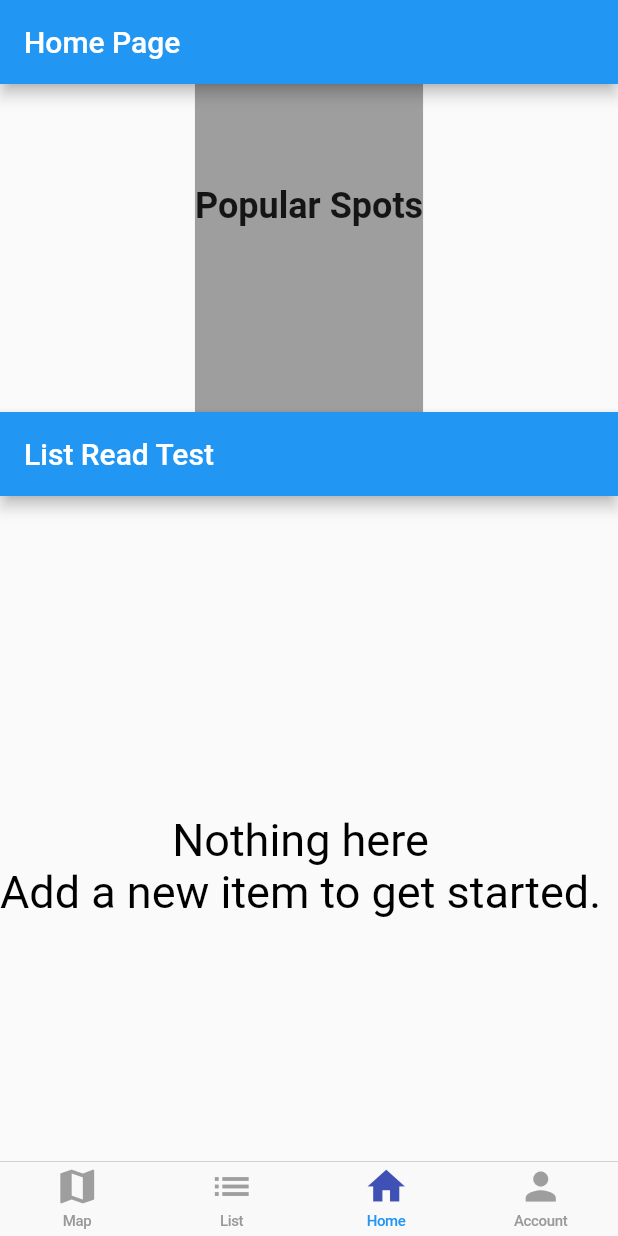
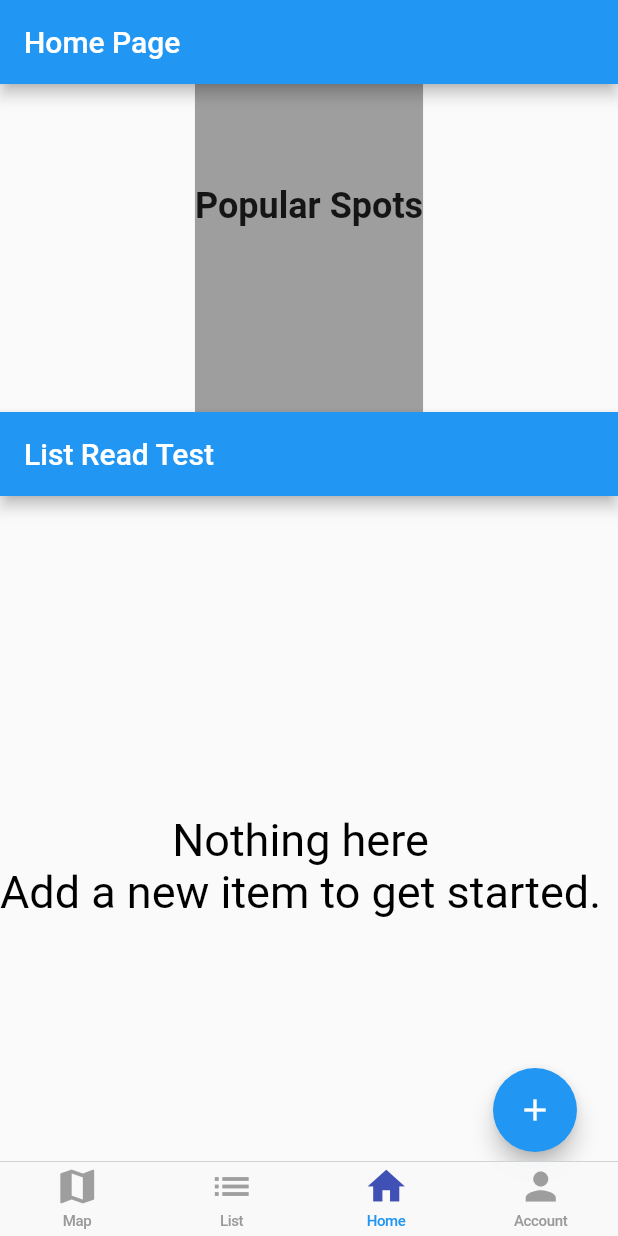
Before and after one commit to cawoolf/list_roamer, a Flutter app: the screen it shows after launch, scrolled down 56 dp, on a phone screen of 412 x 824 dp. Run offline on Flutter 3.47's test engine with Material 2 defaults, Android fonts, the phone set to English and light mode, and no system bars; our stand-ins replace cloud_firestore, firebase_core, flutter_dotenv, google_maps_flutter; missing offline and left inert: dart:html; accounts and stored records are empty; statements that could not run were skipped.

Commit message:
homepage list nav fix. Added FAB

```diff
--- a/lib/pages/home_page.dart
+++ b/lib/pages/home_page.dart
@@ -1,8 +1,11 @@
 import 'package:flutter/material.dart';
 import 'package:list_roamer/pages/list_view_page.dart';
 
+import '../model/user_list.dart';
+
 class HomePage extends StatelessWidget {
-  const HomePage({super.key});
+  const HomePage({super.key, required this.onUserListSelected});
+  final Function(UserList) onUserListSelected;
 
   @override
   Widget build(BuildContext context) {
@@ -30,7 +33,7 @@ class HomePage extends StatelessWidget {
             // Bottom 2/3 of the page - List view
             Container(
               height: 2 * MediaQuery.of(context).size.height / 3,
-              child: ListViewPage(onUserListSelected: (UserList ) {  },), // Placeholder function
+              child: ListViewPage(onUserListSelected: onUserListSelected), // Placeholder function
             ),
           ],
         ),
--- a/lib/pages/list_view_page.dart
+++ b/lib/pages/list_view_page.dart
@@ -1,50 +1,26 @@
 
-import 'package:cloud_firestore/cloud_firestore.dart';
 import 'package:flutter/material.dart';
 import 'package:list_roamer/model/user_list_tile.dart';
-import 'package:list_roamer/pages/maps_page.dart';
 import 'package:list_roamer/services/database.dart';
 import 'package:provider/provider.dart';
 import '../model/user_list.dart';
 import '../services/helpers/list_item_builder.dart';
 import 'markers_view_page.dart';
 
+class ListViewPage extends StatelessWidget {
+  const ListViewPage({Key? key, required this.onUserListSelected})
+      : super(key: key);
 
-class ListViewPage extends StatefulWidget {
-  const ListViewPage({Key? key, required this.onUserListSelected});
   final Function(UserList) onUserListSelected;
 
   @override
-  State<StatefulWidget> createState() => ListViewPageState();
-}
-
-class ListViewPageState extends State<ListViewPage> {
-  @override
-  void initState() {
-    super.initState();
-    fireBaseReadTest();
-  }
-
-  @override
   Widget build(BuildContext context) {
-    return fireBaseReadTest();
-  }
-
-  Scaffold fireBaseReadTest() {
-
-    final database = Provider.of<Database>(context, listen: false);
-    // String locationCollectionPath =
-    //     '/users/testUser/lists/testList_1/location_markers';
-    //
-    // String listCollectionPath =
-    //     '/users/testUser/lists';
-
     return Scaffold(
       appBar: AppBar(
         title: const Text("List Read Test"),
       ),
       body: StreamBuilder<List<UserList?>>(
-        stream: database.userListsStream(),
+        stream: Provider.of<Database>(context, listen: false).userListsStream(),
         builder: (context, snapshot) {
           if (!snapshot.hasData) {
             return const Center(
@@ -52,18 +28,38 @@ class ListViewPageState extends State<ListViewPage> {
             );
           }
 
-          return ListItemsBuilder(
+          return Stack(
+            children: [
+              ListItemsBuilder(
                 snapshot: snapshot,
                 itemBuilder: (context, userList) => Dismissible(
                   key: Key('userList-${userList?.title}'),
                   background: Container(color: Colors.red),
                   direction: DismissDirection.endToStart,
                   onDismissed: (direction) => (),
-                child: UserListTile(list: userList, onTap: () {
+                  child: UserListTile(
+                    list: userList,
+                    onTap: () {
                       // Handle the navigation to a new page with the document data.
-                  widget.onUserListSelected(userList!);
-                },),
-              ));
+                      onUserListSelected(userList!);
+                    },
+                  ),
+                ),
+              ),
+              Positioned(
+                bottom: 56.0,
+                right: 16.0,
+                child: FloatingActionButton(
+                  onPressed: () {
+                    // Handle the onTap function for the plus icon (Add more lists).
+                    // Add your logic here.
+                    print('Add more lists tapped!');
+                  },
+                  child: Icon(Icons.add),
+                ),
+              ),
+            ],
+          );
         },
       ),
     );
--- a/lib/pages/maps_page.dart
+++ b/lib/pages/maps_page.dart
@@ -16,9 +16,6 @@ class MapPage extends StatelessWidget {
     final database = Provider.of<Database>(context, listen: false);
 
     String? listId = userList?.id;
-    String listIdPath =
-        '/users/testUser/lists/$listId';
-
 
     return Scaffold(
       appBar: AppBar(
@@ -34,8 +31,6 @@ class MapPage extends StatelessWidget {
             return Text('Error: ${snapshot.error}');
           } else {
             List<Marker> markers = snapshot.data ?? [];
-            print('Markers: $markers');
-
 
             return GoogleMap(
               onMapCreated: (GoogleMapController controller) {
--- a/lib/pages/markers_view_page.dart
+++ b/lib/pages/markers_view_page.dart
@@ -15,7 +15,6 @@ class MarkersViewPage extends StatelessWidget {
     String locationCollectionPath =
         '/users/testUser/lists/$documentId/location_markers';
 
-    print(locationCollectionPath);
     return Scaffold(
       appBar: AppBar(
         title: const Text("Marker Read Test"),
--- a/lib/pages/navigation_page.dart
+++ b/lib/pages/navigation_page.dart
@@ -1,13 +1,11 @@
 import 'package:flutter/cupertino.dart';
 import 'package:list_roamer/pages/maps_page.dart';
 import '../model/user_list.dart';
-import '../services/database.dart';
 import '../services/helpers/tab_item.dart';
 import 'account_page.dart';
 import 'common_widgets/cupertino_home_scaffold.dart';
 import 'home_page.dart';
 import 'list_view_page.dart';
-import 'package:provider/provider.dart';
 
 class NavigationPage extends StatefulWidget {
   const NavigationPage({Key? key}) : super(key: key);
@@ -39,7 +37,7 @@ class _NavigationPageState extends State<NavigationPage> {
       //Takes a context argument, but passing _ since we don't need it.
       TabItem.map: (_) => MapPage(userList: selectedListForMap),
       TabItem.list: (_) => ListViewPage(onUserListSelected: _onUserListSelected,),
-      TabItem.home: (_) => const HomePage(),
+      TabItem.home: (_) => HomePage(onUserListSelected: _onUserListSelected,),
       TabItem.account: (_) => const AccountPage(),
     };
   }
@@ -53,8 +51,6 @@ class _NavigationPageState extends State<NavigationPage> {
 
   void _select(TabItem tabItem) {
     if(tabItem == _currentTab) {
-      //pop to first route
-      print('Current Tab: $_currentTab');
       navigatorKeys[tabItem]?.currentState?.popUntil((route) => route.isFirst);
     }
     else {
@@ -65,9 +61,6 @@ class _NavigationPageState extends State<NavigationPage> {
 
   @override
   Widget build(BuildContext context) {
-
-    final database = Provider.of<Database>(context, listen: false);
-
 
     return WillPopScope(
       onWillPop: () async{
--- a/lib/services/database.dart
+++ b/lib/services/database.dart
@@ -29,7 +29,7 @@ class FirestoreDatabase implements Database {
   @override
   Stream<List<Marker>> markerStream({required String listId}) {
 
-    print(APIPath.locationMarkers(userId: uid, listId: listId));
+    // print(APIPath.locationMarkers(userId: uid, listId: listId));
     return _service.collectionStream(
       path: APIPath.locationMarkers(userId: uid, listId: listId),
       builder: (data, documentId) => MarkerFactory.createMarker(data),
```
Lines whose indentation alone changed are shown as unchanged.
